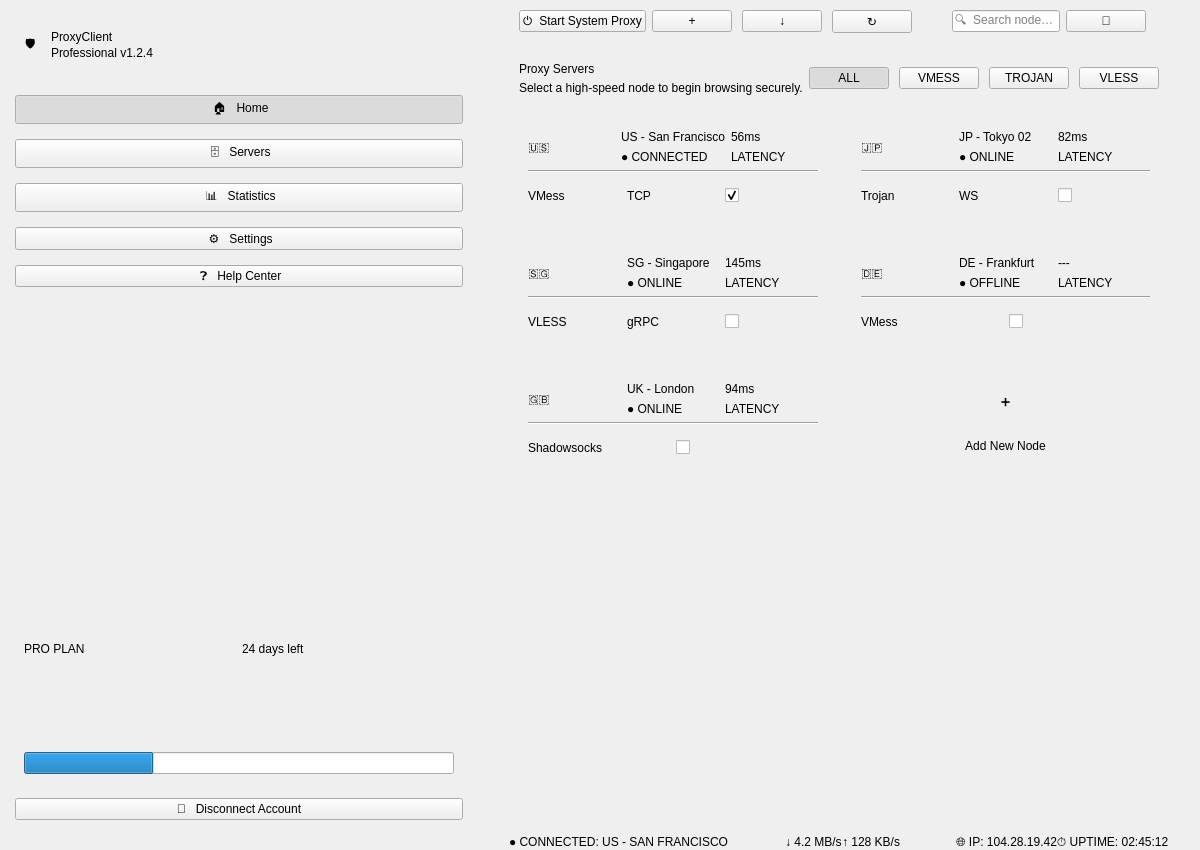
Before: the Qt Designer form v2raycpp.ui in llk657843/V2ray, drawn with Qt 5.
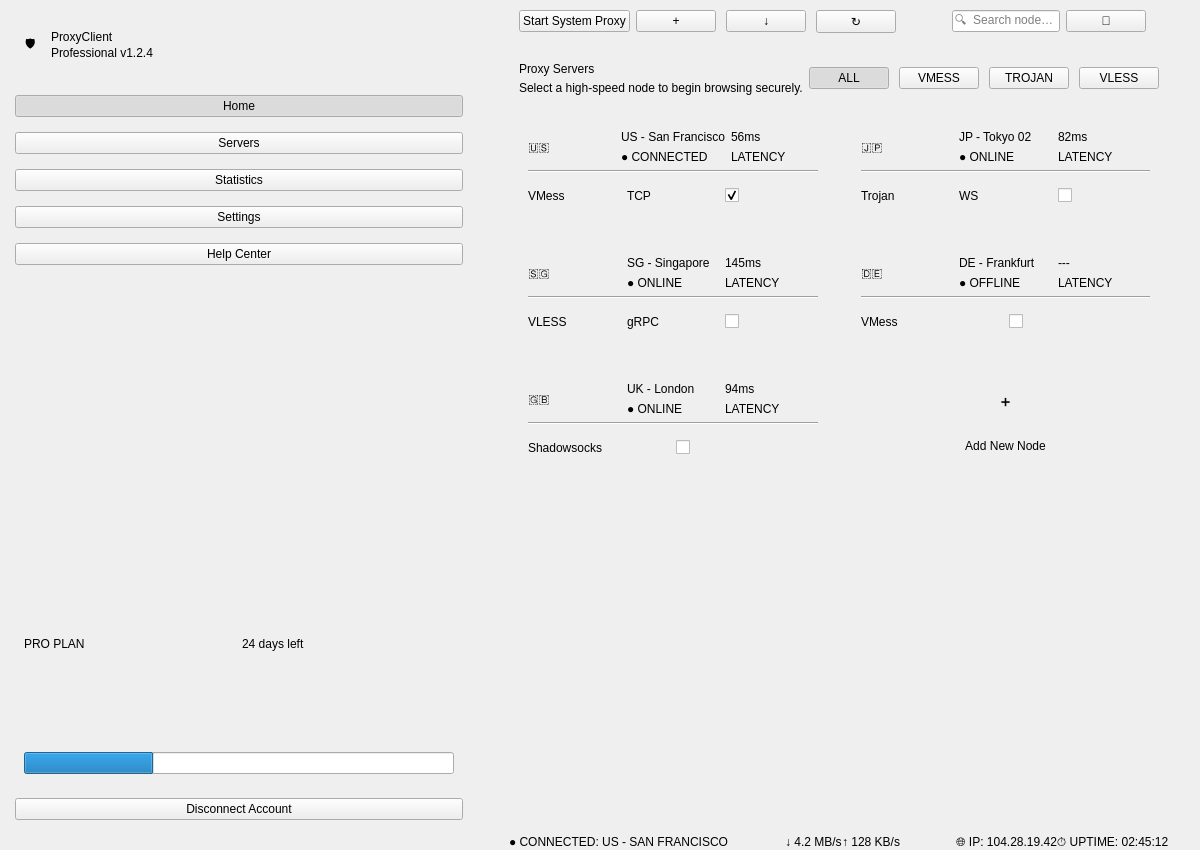
After: the same form once the commit is applied.

What changed in the file:
```diff
--- a/v2raycpp.ui
+++ b/v2raycpp.ui
@@ -123,7 +123,7 @@
       <item>
        <widget class="QPushButton" name="navHome">
         <property name="text">
-         <string> 🏠   Home</string>
+         <string>Home</string>
         </property>
         <property name="checkable">
          <bool>true</bool>
@@ -142,7 +142,7 @@
       <item>
        <widget class="QPushButton" name="navServers">
         <property name="text">
-         <string> 🗄️   Servers</string>
+         <string>Servers</string>
         </property>
         <property name="checkable">
          <bool>true</bool>
@@ -158,7 +158,7 @@
       <item>
        <widget class="QPushButton" name="navStats">
         <property name="text">
-         <string> 📊   Statistics</string>
+         <string>Statistics</string>
         </property>
         <property name="checkable">
          <bool>true</bool>
@@ -174,7 +174,7 @@
       <item>
        <widget class="QPushButton" name="navSettings">
         <property name="text">
-         <string> ⚙️   Settings</string>
+         <string>Settings</string>
         </property>
         <property name="checkable">
          <bool>true</bool>
@@ -190,7 +190,7 @@
       <item>
        <widget class="QPushButton" name="navHelp">
         <property name="text">
-         <string> ❓   Help Center</string>
+         <string>Help Center</string>
         </property>
         <property name="checkable">
          <bool>true</bool>
@@ -266,7 +266,7 @@
       <item>
        <widget class="QPushButton" name="btnDisconnect">
         <property name="text">
-         <string>🚪   Disconnect Account</string>
+         <string>Disconnect Account</string>
         </property>
        </widget>
       </item>
@@ -303,7 +303,7 @@
          <item>
           <widget class="QPushButton" name="btnStartProxy">
            <property name="text">
-            <string>⏻  Start System Proxy</string>
+            <string>Start System Proxy</string>
            </property>
           </widget>
          </item>
```
